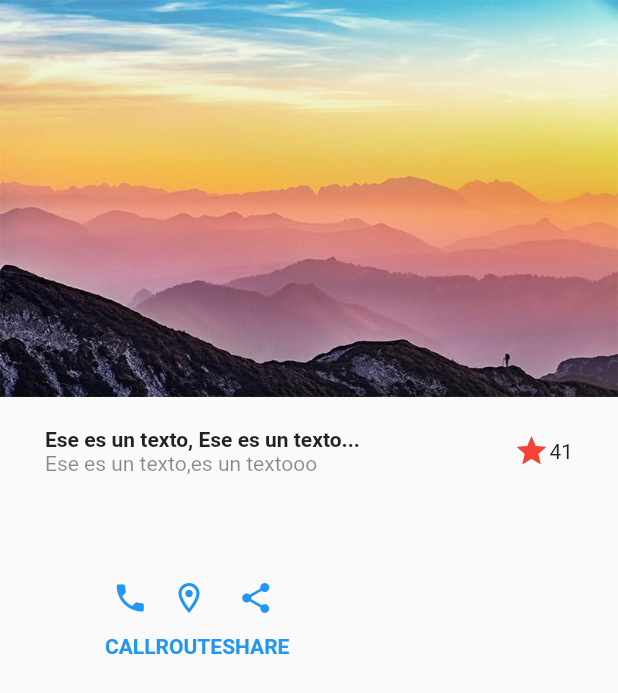
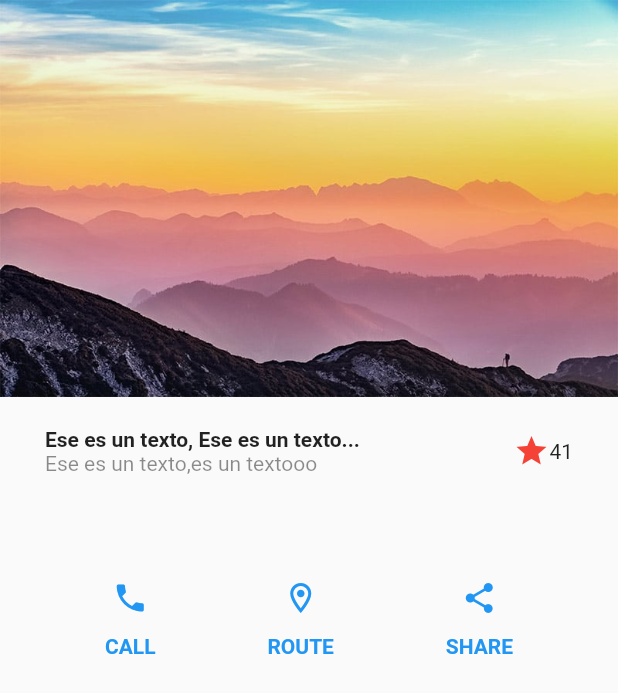
Before and after one commit to jcastroe1000/Flutter_IOS-Android, a Flutter app: the screen it shows after launch, on a phone screen of 412 x 824 dp. Shown: the top 693 px of the screen. Run offline on Flutter 3.47's test engine with Material 2 defaults, Android fonts, the light colour scheme and no system bars; our stand-ins replace card_swiper.

Commit message:
adding mainAxisAligment attribute

```diff
--- a/disenos/lib/screens/basic_desing.dart
+++ b/disenos/lib/screens/basic_desing.dart
@@ -59,6 +59,7 @@ class ButtonSection extends StatelessWidget {
     return Container(
       margin: EdgeInsets.symmetric(horizontal: 70, vertical: 50),
       child: Row(
+        mainAxisAlignment: MainAxisAlignment.spaceBetween,
         children: [
           Column(
             children: [
```
